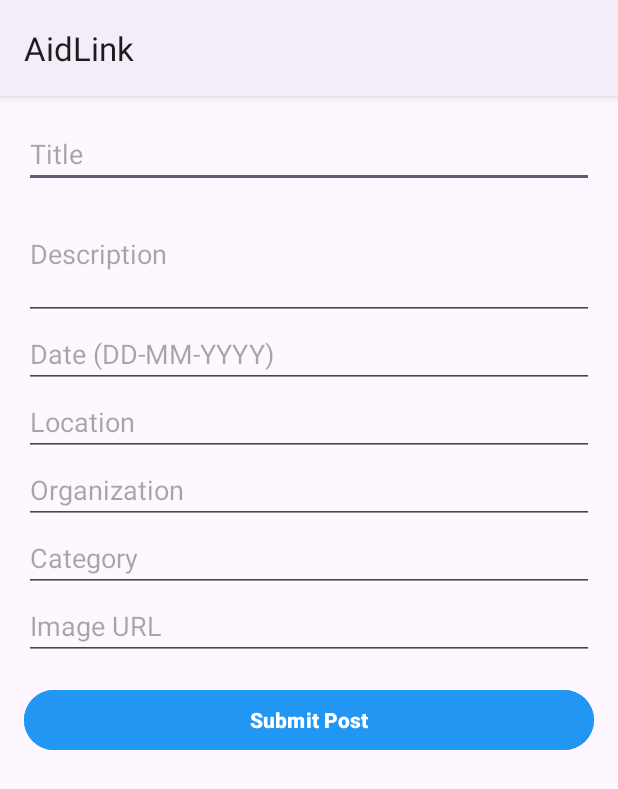
After one commit to AidLink-app/AidLink-Volunteering-app, an Android app: the AddPostActivity screen opened directly, with no data from a screen before it, on a phone screen of 412 x 824 dp. The commit adds this screen. Shown: the top 789 px of the screen. Run offline under Robolectric (Android 15) with nearby library versions, the phone set to English and light mode, and no system bars; our stand-ins replace Firebase (no records; nobody signed in at launch, a user with empty details on screens opened directly).

Commit message:
added add post button

```diff
--- a/Desktop/AndroidStudioProjects/Welcom/app/src/main/AndroidManifest.xml
+++ b/Desktop/AndroidStudioProjects/Welcom/app/src/main/AndroidManifest.xml
@@ -28,7 +28,7 @@
                 <category android:name="android.intent.category.LAUNCHER" />
             </intent-filter>
         </activity>
-
+        <activity android:name=".AddPostActivity" />
         <activity
             android:name=".RegistrationTypeActivity">
         </activity>
--- /dev/null
+++ b/Desktop/AndroidStudioProjects/Welcom/app/src/main/java/com/example/welcom/AddPostActivity.java
@@ -0,0 +1,81 @@
+package com.example.welcom;
+
+import android.content.Intent;
+import android.os.Bundle;
+import android.widget.Button;
+import android.widget.EditText;
+import android.widget.Toast;
+
+import androidx.appcompat.app.AppCompatActivity;
+
+import com.google.firebase.firestore.FirebaseFirestore;
+
+import java.util.HashMap;
+import java.util.Map;
+
+public class AddPostActivity extends AppCompatActivity {
+
+    private EditText editTextTitle, editTextDescription, editTextDate, editTextLocation, editTextOrganization, editTextCategory, editTextImageUrl;
+    private Button buttonSubmit;
+    private FirebaseFirestore db;
+
+    @Override
+    protected void onCreate(Bundle savedInstanceState) {
+        super.onCreate(savedInstanceState);
+        setContentView(R.layout.activity_add_post);
+
+        // Initialize Firebase Firestore
+        db = FirebaseFirestore.getInstance();
+
+        // Link UI elements
+        editTextTitle = findViewById(R.id.editTextTitle);
+        editTextDescription = findViewById(R.id.editTextDescription);
+        editTextDate = findViewById(R.id.editTextDate);
+        editTextLocation = findViewById(R.id.editTextLocation);
+        editTextOrganization = findViewById(R.id.editTextOrganization);
+        editTextCategory = findViewById(R.id.editTextCategory);
+        editTextImageUrl = findViewById(R.id.editTextImageUrl);
+        buttonSubmit = findViewById(R.id.buttonSubmit);
+
+        buttonSubmit.setOnClickListener(v -> submitPost());
+    }
+
+    private void submitPost() {
+        String title = editTextTitle.getText().toString().trim();
+        String description = editTextDescription.getText().toString().trim();
+        String date = editTextDate.getText().toString().trim();
+        String location = editTextLocation.getText().toString().trim();
+        String organization = editTextOrganization.getText().toString().trim();
+        String category = editTextCategory.getText().toString().trim();
+        String imageUrl = editTextImageUrl.getText().toString().trim();
+
+        if (title.isEmpty() || description.isEmpty()) {
+            Toast.makeText(this, "Title and Description are required!", Toast.LENGTH_SHORT).show();
+            return;
+        }
+
+        Map<String, Object> post = new HashMap<>();
+        post.put("title", title);
+        post.put("description", description);
+        post.put("date", date);
+        post.put("location", location);
+        post.put("organization", organization);
+        post.put("category", category);
+        post.put("imageUrl", imageUrl);
+
+        db.collection("posts")
+                .add(post)
+                .addOnSuccessListener(documentReference -> {
+                    Toast.makeText(this, "Post added successfully!", Toast.LENGTH_SHORT).show();
+
+                    // Navigate back to Posts Feed
+                    Intent intent = new Intent(AddPostActivity.this, DashboardActivity.class);
+                    intent.setFlags(Intent.FLAG_ACTIVITY_CLEAR_TOP | Intent.FLAG_ACTIVITY_NEW_TASK);
+                    startActivity(intent);
+                    finish();
+                })
+                .addOnFailureListener(e -> {
+                    Toast.makeText(this, "Failed to add post: " + e.getMessage(), Toast.LENGTH_SHORT).show();
+                });
+    }
+}
--- /dev/null
+++ b/Desktop/AndroidStudioProjects/Welcom/app/src/main/res/layout/activity_add_post.xml
@@ -0,0 +1,80 @@
+<?xml version="1.0" encoding="utf-8"?>
+<ScrollView xmlns:android="http://schemas.android.com/apk/res/android"
+    android:layout_width="match_parent"
+    android:layout_height="match_parent"
+    android:padding="16dp">
+
+    <LinearLayout
+        android:layout_width="match_parent"
+        android:layout_height="wrap_content"
+        android:orientation="vertical">
+
+        <!-- Title -->
+        <EditText
+            android:id="@+id/editTextTitle"
+            android:layout_width="match_parent"
+            android:layout_height="wrap_content"
+            android:hint="@string/title_hint"
+            android:inputType="text" />
+
+        <!-- Description -->
+        <EditText
+            android:id="@+id/editTextDescription"
+            android:layout_width="match_parent"
+            android:layout_height="wrap_content"
+            android:hint="@string/description_hint"
+            android:inputType="textMultiLine"
+            android:minLines="3" />
+
+        <!-- Date -->
+        <EditText
+            android:id="@+id/editTextDate"
+            android:layout_width="match_parent"
+            android:layout_height="wrap_content"
+            android:hint="Date (DD-MM-YYYY)"
+            android:inputType="date" />
+
+        <!-- Location -->
+        <EditText
+            android:id="@+id/editTextLocation"
+            android:layout_width="match_parent"
+            android:layout_height="wrap_content"
+            android:hint="Location"
+            android:inputType="text" />
+
+        <!-- Organization -->
+        <EditText
+            android:id="@+id/editTextOrganization"
+            android:layout_width="match_parent"
+            android:layout_height="wrap_content"
+            android:hint="Organization"
+            android:inputType="text" />
+
+        <!-- Category -->
+        <EditText
+            android:id="@+id/editTextCategory"
+            android:layout_width="match_parent"
+            android:layout_height="wrap_content"
+            android:hint="Category"
+            android:inputType="text" />
+
+        <!-- Image URL -->
+        <EditText
+            android:id="@+id/editTextImageUrl"
+            android:layout_width="match_parent"
+            android:layout_height="wrap_content"
+            android:hint="Image URL"
+            android:inputType="textUri" />
+
+        <!-- Submit Button -->
+        <Button
+            android:id="@+id/buttonSubmit"
+            android:layout_width="match_parent"
+            android:layout_height="wrap_content"
+            android:text="@string/submit_button"
+            android:layout_marginTop="16dp"
+            android:backgroundTint="@color/blue"
+            android:textColor="@android:color/white"
+            android:textStyle="bold" />
+    </LinearLayout>
+</ScrollView>
--- a/Desktop/AndroidStudioProjects/Welcom/app/src/main/res/values/strings.xml
+++ b/Desktop/AndroidStudioProjects/Welcom/app/src/main/res/values/strings.xml
@@ -1,3 +1,15 @@
 <resources>
     <string name="app_name">AidLink</string>
+    <!-- Add Post Activity Hints -->
+    <string name="title_hint">Title</string>
+    <string name="description_hint">Description</string>
+    <string name="date_hint">Date (YYYY-MM-DD)</string>
+    <string name="location_hint">Location</string>
+    <string name="organization_hint">Organization</string>
+    <string name="category_hint">Category</string>
+    <string name="image_url_hint">Image URL</string>
+
+    <!-- Button Text -->
+    <string name="submit_button">Submit Post</string>
+
 </resources>
```
Also changed, not shown: Desktop/AndroidStudioProjects/Welcom/app/src/main/java/com/example/welcom/DashboardActivity.java (+19 -10 lines), Desktop/AndroidStudioProjects/Welcom/app/src/main/res/layout/activity_dashboard.xml (+28 -1 lines).
